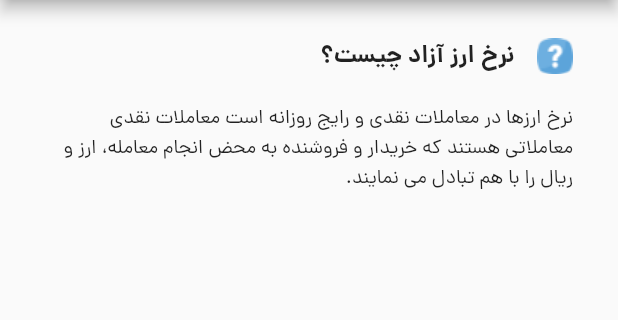
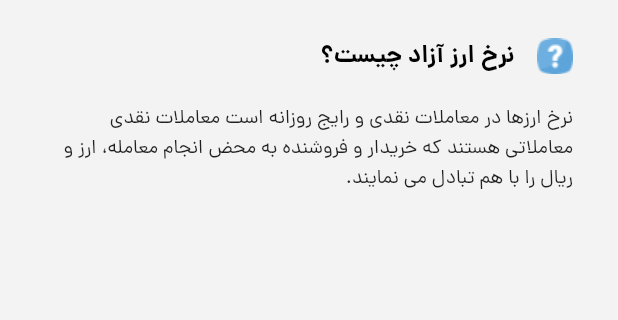
Before and after one commit to aminmk99/online-app-for-currency-and-gold-prices, a Flutter app: the screen it shows after launch, on a phone screen of 412 x 824 dp, the part 84-404 px from its top. Run offline on Flutter 3.47's test engine with Material 2 defaults, Android fonts, the phone set to English and light mode, and no system bars.

Commit message:
Added TextTheme to project and changed style of texts

```diff
--- a/lib/main.dart
+++ b/lib/main.dart
@@ -14,6 +14,24 @@ class MyApp extends StatelessWidget {
       debugShowCheckedModeBanner: false,
       theme: ThemeData(
         fontFamily: 'dana',
+        textTheme: TextTheme(
+          headline1: TextStyle(
+            fontFamily: 'dana',
+            fontSize: 16,
+            fontWeight: FontWeight.w700,
+            color: Colors.black,
+          ),
+          bodyText1: TextStyle(
+            fontFamily: 'dana',
+            fontSize: 13,
+            fontWeight: FontWeight.w300,
+          ),
+          headline2: TextStyle(
+            fontFamily: 'dana',
+            fontSize: 14,
+            fontWeight: FontWeight.w300,
+          ),
+        ),
       ),
       localizationsDelegates: [
         GlobalMaterialLocalizations.delegate,
@@ -34,14 +52,16 @@ class MyHome extends StatelessWidget {
   @override
   Widget build(BuildContext context) {
     return Scaffold(
-      appBar: myAppBar('قیمت بروز ارز و سکه'),
-      body: myBody(),
+      backgroundColor: Color.fromARGB(255, 243, 243, 243),
+      appBar: myAppBar('قیمت بروز ارز و سکه', context),
+      body: myBody(context),
     );
   }
 }
 
-myAppBar(String titleText) {
+myAppBar(String titleText, BuildContext context) {
   return AppBar(
+    elevation: 0,
     backgroundColor: Colors.white,
     actions: [
       Image.asset('assets/images/icon.png'),
@@ -49,11 +69,7 @@ myAppBar(String titleText) {
         alignment: Alignment.center,
         child: Text(
           titleText,
-          style: TextStyle(
-            color: Colors.black,
-            fontSize: 16,
-            fontWeight: FontWeight.bold,
-          ),
+          style: Theme.of(context).textTheme.headline1,
         ),
       ),
       Expanded(
@@ -71,7 +87,7 @@ myAppBar(String titleText) {
   );
 } //app bar of scaffold
 
-myBody() {
+myBody(BuildContext context) {
   return Padding(
     padding: const EdgeInsets.symmetric(horizontal: 30),
     child: Column(
@@ -83,20 +99,14 @@ myBody() {
             SizedBox(width: 15),
             Text(
               'نرخ ارز آزاد چیست؟',
-              style: TextStyle(
-                fontSize: 16,
-                fontWeight: FontWeight.bold,
-              ),
+              style: Theme.of(context).textTheme.headline1,
             ),
           ],
         ),
         SizedBox(height: 20),
         Text(
           'نرخ ارزها در معاملات نقدی و رایج روزانه است معاملات نقدی معاملاتی هستند که خریدار و فروشنده به محض انجام معامله، ارز و ریال را با هم تبادل می نمایند.',
-          style: TextStyle(
-            fontSize: 13,
-            fontWeight: FontWeight.w300,
-          ),
+           style: Theme.of(context).textTheme.bodyText1,
         )
       ],
     ),
--- a/pubspec.yaml
+++ b/pubspec.yaml
@@ -80,7 +80,9 @@ flutter:
     - family: dana
       fonts:
         - asset: assets/fonts/dana-bold.ttf
+          weight: 700
         - asset: assets/fonts/dana-regular.ttf
+          weight: 300
   #         style: italic
   #   - family: Trajan Pro
   #     fonts:
```
